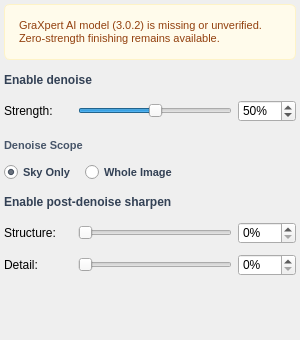
This is src/startrails/ui/step_finish_starless.ui in gkyle/startrails as Qt 5 draws it before an edit. The edited form follows.
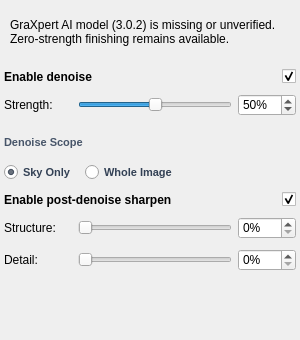
This is the edited form. Icons and pictures are not drawn. Custom widgets are drawn as their Qt base class.

Commit message: refactor: dedupe styles

```diff
--- a/src/startrails/ui/step_finish_starless.ui
+++ b/src/startrails/ui/step_finish_starless.ui
@@ -11,16 +11,8 @@
    </rect>
   </property>
   <property name="styleSheet">
-   <string notr="true">QFrame#unconfigured_box {
-    background-color: #fffbeb;
-    border: 1px solid #fef3c7;
-    border-radius: 6px;
-    padding: 8px;
-}
-QLabel#lbl_unconf_msg {
-    color: #92400e;
-    font-size: 11px;
-    line-height: 1.3;
+   <string notr="true">QLabel#lbl_enable_denoise, QLabel#lbl_enable_sharpen {
+    font-weight: 600;
 }
 QLabel#lbl_scope_title {
     font-size: 11px;
@@ -36,43 +28,6 @@
 QRadioButton:focus {
     border: none;
     outline: none;
-}
-QSlider {
-    border: none;
-    padding: 0px;
-    margin: 0px;
-    min-height: 20px;
-    max-height: 20px;
-}
-QSlider:focus {
-    border: none;
-    outline: none;
-}
-QCheckBox#check_enable_denoise, QCheckBox#check_enable_sharpen {
-    spacing: 0px;
-    border: none;
-    padding: 0px;
-}
-QCheckBox#check_enable_denoise::indicator, QCheckBox#check_enable_sharpen::indicator {
-    width: 36px;
-    height: 20px;
-    border-radius: 10px;
-}
-QCheckBox#check_enable_denoise::indicator:unchecked, QCheckBox#check_enable_sharpen::indicator:unchecked {
-    image: url(:/startrails/ui/switch_off.svg);
-}
-QCheckBox#check_enable_denoise::indicator:checked, QCheckBox#check_enable_sharpen::indicator:checked {
-    image: url(:/startrails/ui/switch_on.svg);
-}
-QCheckBox#check_enable_denoise:focus, QCheckBox#check_enable_sharpen:focus,
-QCheckBox#check_enable_denoise:focus:enabled, QCheckBox#check_enable_sharpen:focus:enabled {
-    border: none;
-    outline: none;
-}
-QLabel#lbl_status {
-    color: #b91c1c;
-    font-size: 11px;
-    line-height: 1.3;
 }</string>
   </property>
   <layout class="QVBoxLayout" name="layout">
@@ -129,9 +84,6 @@
        <property name="cursor">
         <cursorShape>PointingHandCursor</cursorShape>
        </property>
-       <property name="styleSheet">
-        <string notr="true">color: #334155; font-size: 12px; font-weight: 600;</string>
-       </property>
        <property name="text">
         <string>Enable denoise</string>
        </property>
@@ -330,9 +282,6 @@
        <property name="cursor">
         <cursorShape>PointingHandCursor</cursorShape>
        </property>
-       <property name="styleSheet">
-        <string notr="true">color: #334155; font-size: 12px; font-weight: 600;</string>
-       </property>
        <property name="text">
         <string>Enable post-denoise sharpen</string>
        </property>
```
The commit also changes 37 other files.
